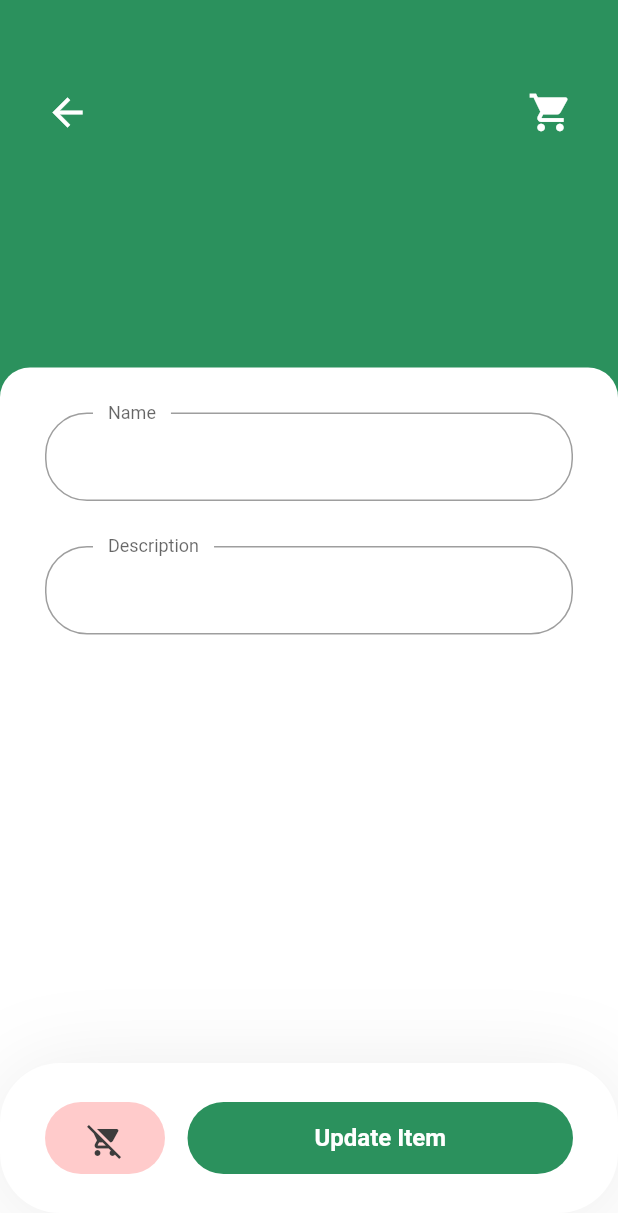
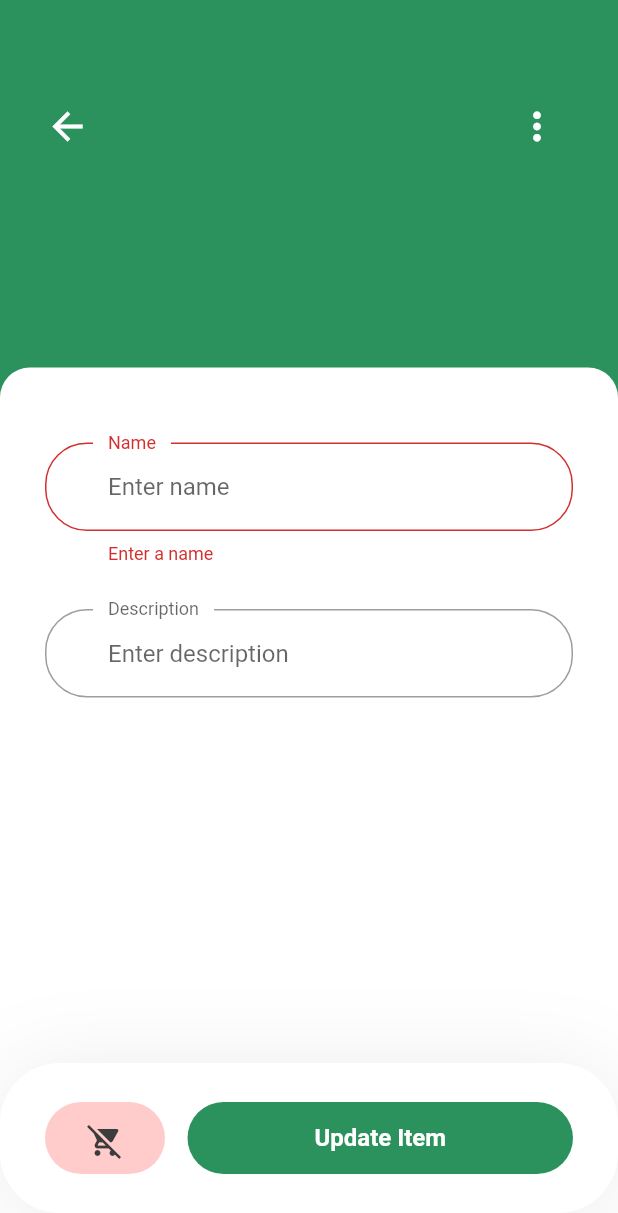
Before and after one commit to catalino-dev/marketly, a Flutter app: the ItemScreen screen opened directly with empty values, after a tap on "Update Item", on a phone screen of 412 x 824 dp. Shown: the top 1213 px of the screen. Run offline on Flutter 3.47's test engine with Material 2 defaults, Android fonts, the phone set to English and light mode, and no system bars; our stand-ins replace hive, hive_flutter; accounts and stored records are empty; generated files the repository leaves out were written again; Roboto replaces fonts that are missing (Balsamiq).

Commit message:
Update deleting of category and items functionality

```diff
--- a/lib/models/item_model.dart
+++ b/lib/models/item_model.dart
@@ -1,5 +1,4 @@
 import 'package:hive/hive.dart';
-import 'package:meta/meta.dart';
 
 part 'item_model.g.dart';
 
@@ -13,7 +12,7 @@ class Item extends HiveObject {
   String description;
 
   Item({
-    @required this.name,
+    this.name,
     this.description,
   });
 }
--- a/lib/screens/item_screen.dart
+++ b/lib/screens/item_screen.dart
@@ -1,6 +1,7 @@
 import 'package:flutter/material.dart';
 import 'package:flutter/services.dart';
 import 'package:hive/hive.dart';
+import 'package:marketly/config/constants.dart';
 import 'package:marketly/config/palette.dart';
 import 'package:marketly/models/item_model.dart';
 import 'package:marketly/models/models.dart';
@@ -30,6 +31,11 @@ class ItemScreen extends StatefulWidget {
 }
 
 class _ItemScreenState extends State<ItemScreen> {
+
+  final _formKey = GlobalKey<FormState>();
+  TextEditingController nameController;
+  TextEditingController descriptionController;
+
   final String cartBoxName = 'cart';
   final int groceryIndex;
   final String category;
@@ -39,9 +45,6 @@ class _ItemScreenState extends State<ItemScreen> {
   Box<GroceryItems> cart;
   final List<String> errors = [];
   String name;
-
-  final TextEditingController nameController = TextEditingController();
-  final TextEditingController descriptionController = TextEditingController();
 
   _ItemScreenState({
     this.groceryIndex,
@@ -67,9 +70,9 @@ class _ItemScreenState extends State<ItemScreen> {
   @override
   void initState() {
     super.initState();
-    print(']======+++++++++===');
-    print(groceryIndex);
     cart = Hive.box<GroceryItems>(cartBoxName);
+    nameController = TextEditingController(text: item?.name);
+    descriptionController = TextEditingController(text: item?.description);
   }
 
   @override
@@ -86,11 +89,7 @@ class _ItemScreenState extends State<ItemScreen> {
               Stack(
                 children: <Widget>[
                   Container(
-                    padding: EdgeInsets.only(
-                      left: 30.0,
-                      right: 30.0,
-                      top: 60.0,
-                    ),
+                    padding: EdgeInsets.only(left: 30, right: 30, top: 60),
                     height: 275.0,
                     color: Palette.primary,
                     child: Column(
@@ -107,11 +106,22 @@ class _ItemScreenState extends State<ItemScreen> {
                                 color: Colors.white,
                               ),
                             ),
-                            Icon(
-                              Icons.shopping_cart,
+                            isExistingItem ? PopupMenuButton<String>(
+                              onSelected: _triggerContextMenuAction,
+                              icon: Icon(
+                                Icons.more_vert,
                                 size: 30.0,
                                 color: Colors.white,
                               ),
+                              itemBuilder: (BuildContext context){
+                                return itemContextMenu.map((String choice){
+                                  return PopupMenuItem<String>(
+                                    value: choice,
+                                    child: Text(choice),
+                                  );
+                                }).toList();
+                              },
+                            ) : SizedBox(),
                           ],
                         ),
                         SizedBox(height: 20.0),
@@ -139,61 +149,48 @@ class _ItemScreenState extends State<ItemScreen> {
                 ),
                 child: Padding(
                   padding: const EdgeInsets.all(30.0),
+                  child: Form(
+                    key: _formKey,
                     child: Column(
                       crossAxisAlignment: CrossAxisAlignment.start,
                       children: <Widget>[
-                      Container(
-                        child: TextFormField(
+                        SizedBox(height: 20.0),
+                        TextFormField(
                           keyboardType: TextInputType.text,
                           onSaved: (newValue) => name = newValue,
                           onChanged: (value) {
-                            if (value.isNotEmpty) {
-                              removeError(error: "Input name");
+                            if (_formKey.currentState.validate()) {
+                              return;
                             }
-                            return null;
                           },
                           validator: (value) {
                             if (value.isEmpty) {
-                              addError(error: "Input name");
-                              return "";
+                              return 'Enter a name';
+                            } else if (value.isNotEmpty) {
+                              return null;
                             }
                             return null;
                           },
                           decoration: InputDecoration(
-                            labelText: "Name",
-                            hintText: isExistingItem ? item.name : 'Enter name',
+                            labelText: 'Name',
+                            hintText: 'Enter name',
                             floatingLabelBehavior: FloatingLabelBehavior.always,
                           ),
                           controller: nameController,
                         ),
-                      ),
                         SizedBox(height: 30.0),
-                      Container(
-                        child: TextFormField(
+                        TextFormField(
                           keyboardType: TextInputType.text,
                           onSaved: (newValue) => name = newValue,
-                          onChanged: (value) {
-                            if (value.isNotEmpty) {
-                              removeError(error: "Input description");
-                            }
-                            return null;
-                          },
-                          validator: (value) {
-                            if (value.isEmpty) {
-                              addError(error: "Input description");
-                              return "";
-                            }
-                            return null;
-                          },
                           decoration: InputDecoration(
-                            labelText: "Description",
-                            hintText: isExistingItem ? item.description : 'Enter description',
+                            labelText: 'Description',
+                            hintText: 'Enter description',
                             floatingLabelBehavior: FloatingLabelBehavior.always,
                           ),
                           controller: descriptionController,
                         ),
+                      ],
                     ),
-                    ],
                   ),
                 ),
               ),
@@ -203,17 +200,16 @@ class _ItemScreenState extends State<ItemScreen> {
                   final String name = nameController.text;
                   final String description = descriptionController.text;
 
+                  if (!_formKey.currentState.validate()) {
+                    return;
+                  }
+
                   Item item = Item(name: name, description: description);
-                  print('------**********---------');
-                  print(cart.values.isNotEmpty);
-                  print(groceryIndex);
 
                   GroceryItems activeCart;
                   if (groceryIndex != null) {
                     activeCart = cart.getAt(groceryIndex);
                     List<Item> items = activeCart.items;
-                    print(itemIndex);
-                    print('------***sdsdsdsdszzzz***---------');
                     if (itemIndex != null) {
                       items[itemIndex].name = name;
                       items[itemIndex].description = description;
@@ -234,7 +230,6 @@ class _ItemScreenState extends State<ItemScreen> {
                         builder: (_) => GroceryItemsScreen(groceryIndex: groceryIndex, groceryItems: activeCart),
                       ),
                     );
-                    // Navigator.pop(context);
                   }
                 },
               ),
@@ -244,4 +239,13 @@ class _ItemScreenState extends State<ItemScreen> {
       ),
     );
   }
+
+  void _triggerContextMenuAction(String choice) {
+    if (choice == RemoveItem) {
+      GroceryItems groceryItems = cart.getAt(groceryIndex);
+      groceryItems.items.removeAt(itemIndex);
+      groceryItems.save();
+      Navigator.pop(context);
     }
+  }
+}
--- a/lib/widgets/item_content.dart
+++ b/lib/widgets/item_content.dart
@@ -5,14 +5,12 @@ class ItemContent extends StatelessWidget {
   final String number;
   final String name;
   final String description;
-  final bool isDone;
 
   const ItemContent({
     Key key,
     this.number,
     this.name,
-    this.description,
-    this.isDone = false,
+    this.description
   }) : super(key: key);
 
   @override
@@ -56,7 +54,7 @@ class ItemContent extends StatelessWidget {
             width: 40,
             decoration: BoxDecoration(
               shape: BoxShape.circle,
-              color: kGreenColor.withOpacity(isDone ? 1 : .5),
+              color: kPrimaryColor.withOpacity(1),
             ),
             child: Icon(Icons.chevron_right_rounded, color: Colors.white),
           )
```
Also changed, not shown: lib/config/constants.dart (+8 -15 lines), lib/screens/grocery_items_screen.dart (+38 -54 lines), lib/widgets/category_grid_list.dart (+6 -6 lines), 1 other file. Lines whose indentation alone changed are shown as unchanged.
